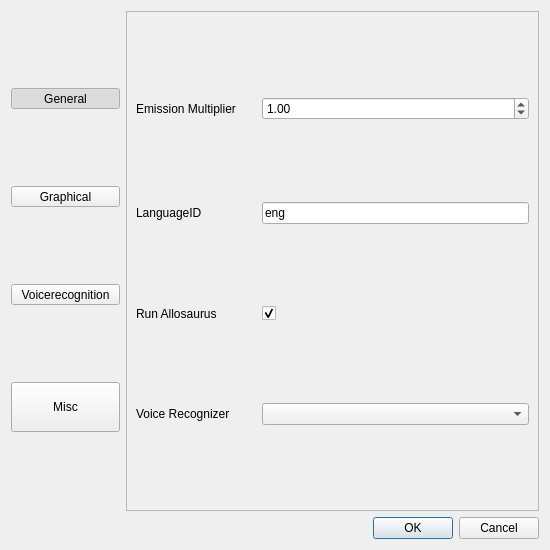
First picture: the form in rsrc/settings.ui, repository morevnaproject-org/papagayo-ng, before the edit.
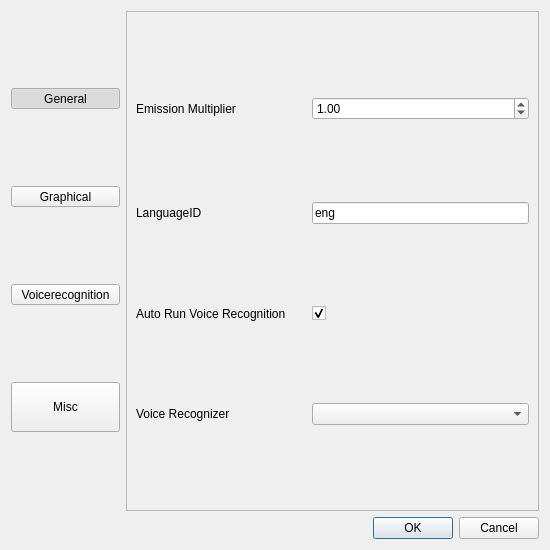
Second picture: the form after the edit. Icons and pictures are not drawn.

Commit message: Renamed run_allosaurus to run_voice_recognition because it also controls Rhubarb.

What changed in the file:
```diff
--- a/rsrc/settings.ui
+++ b/rsrc/settings.ui
@@ -576,7 +576,7 @@
        <item row="2" column="0">
         <widget class="QLabel" name="label_4">
          <property name="text">
-          <string>Run Allosaurus</string>
+          <string>Auto Run Voice Recognition</string>
          </property>
         </widget>
        </item>
```
Left out of the diff: 2 changed lines with no effect on the pictures. The commit also changes 3 other files.
